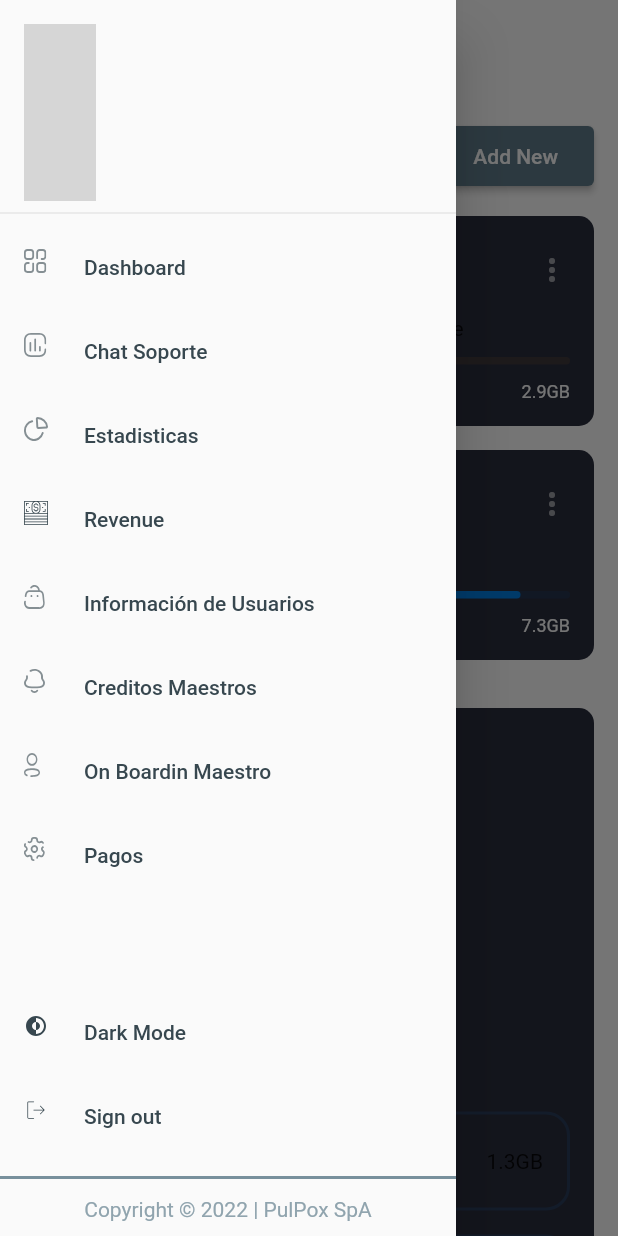
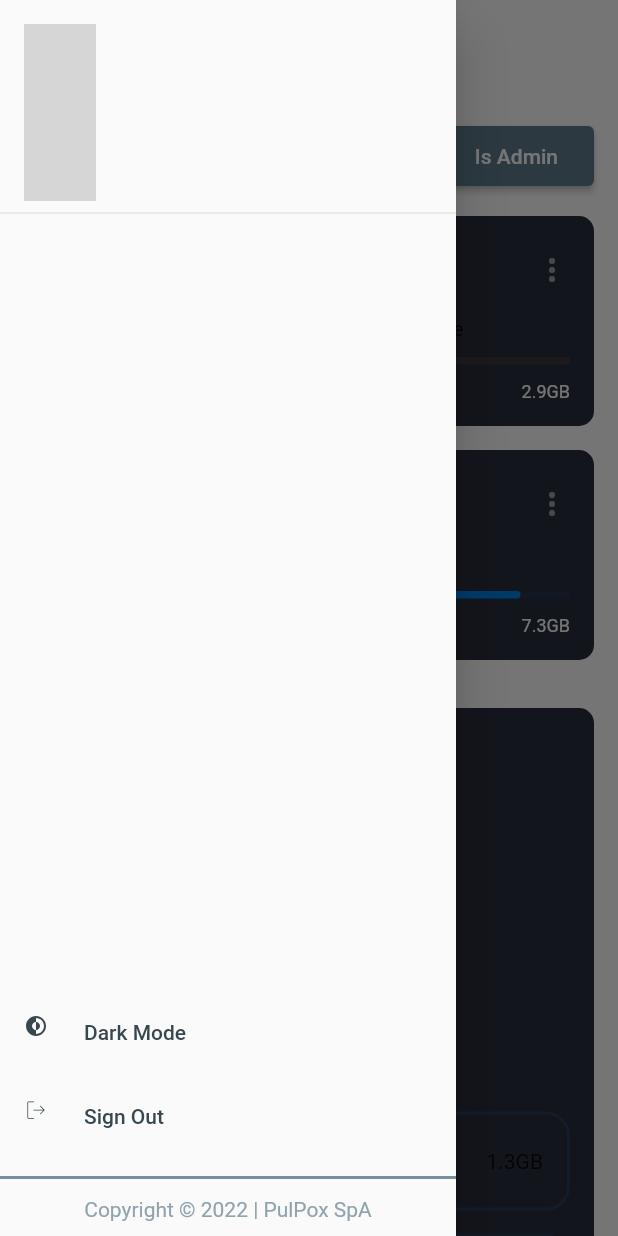
Before and after one commit to asteadhh/DerechoInteligente, a Flutter app: the PlatformAdminTemplateScreen screen opened directly, after a tap on the "menu" icon, on a phone screen of 412 x 824 dp. Run offline on Flutter 3.47's test engine with Material 2 defaults, Android fonts, the phone set to English and light mode, and no system bars; drawn by our look-alikes of auto_size_text, fl_chart; our stand-ins replace carousel_slider, cloud_firestore, data_table_2, dropdown_button2, firebase_analytics, firebase_auth and 14 more; missing offline and left inert: avatar_view, flutter_facebook_auth, sign_button, sticky_grouped_list; accounts and stored records are empty; network calls fail; project files that could hold a hidden picture were left out; grey boxes are pictures that could not be loaded.

Commit message:
FrontEnd Block

```diff
--- a/lib/constants/firestore_constants.dart
+++ b/lib/constants/firestore_constants.dart
@@ -39,3 +39,15 @@ class FirestoreConstants {
   static const numeroTelefono = 'numeroTelefono';
   static const support = 'supportChat';
 }
+
+class FirestorePermitionsConstants {
+  // FireStore permission Type//
+  static const admin = 'admin';
+  static const chatSoporte = 'chatSoporte';
+  static const estadisticas = 'estadisticas';
+  static const revenue = 'revenue';
+  static const informacionDeUsuario = 'informacionDeUsuario';
+  static const creditosMaestros = 'creditosMaestros';
+  static const onBoardingMaestro = 'onBoardingMaestro';
+  static const pagos = 'pagos';
+}
--- a/lib/controllers/LoginController/login_controller.dart
+++ b/lib/controllers/LoginController/login_controller.dart
@@ -10,6 +10,7 @@ import 'package:shared_preferences/shared_preferences.dart';
 
 import '../../db/my_user.dart';
 import '../../models/user_chat.dart';
+import '../../models/user_permitions.dart';
 import '../../routes/app_pages.dart';
 
 class LoginController extends GetxController {
@@ -21,8 +22,10 @@ class LoginController extends GetxController {
   final passwordController = TextEditingController();
 
   Rx<UserChatInfo?> myUserData = Rx<UserChatInfo?>(null);
+  Rx<UserPermissionInfo?> myUserPermissionData = Rx<UserPermissionInfo?>(null);
 
   UserChatInfo? get myUser => myUserData.value;
+  UserPermissionInfo? get myUserPermitions => myUserPermissionData.value;
 
   late DocumentSnapshot currentUserData;
 
@@ -40,12 +43,20 @@ class LoginController extends GetxController {
 
   updateUserStream() async {
     var currentUser = auth.currentUser;
-    print('UPDATE');
-    myUserData.bindStream(await MyUserDB.myUserStream(currentUser));
+    print('UPDATE User Data');
+    myUserData.bindStream(await MyUserDB.myUserDataStream(currentUser));
+  }
+
+  updateUserPermitionsStream() async {
+    var currentUser = auth.currentUser;
+    print('UPDATE Permitions');
+    myUserPermissionData.bindStream(
+        await MyUserPermissionDB.myUserPermissionsStream(currentUser));
   }
 
   @override
   void onInit() async {
+    updateUserPermitionsStream();
     updateUserStream();
     super.onInit();
   }
@@ -60,6 +71,7 @@ class LoginController extends GetxController {
 
     if (authSignedIn == true) {
       if (user != null) {
+        updateUserPermitionsStream();
         updateUserStream();
       }
     }
--- a/lib/db/my_user.dart
+++ b/lib/db/my_user.dart
@@ -1,9 +1,10 @@
 import 'package:cloud_firestore/cloud_firestore.dart';
 import 'package:firebase_auth/firebase_auth.dart';
 import '../models/user_chat.dart';
+import '../models/user_permitions.dart';
 
 class MyUserDB {
-  static Stream<UserChatInfo?> myUserStream(User? currentUser) async* {
+  static Stream<UserChatInfo?> myUserDataStream(User? currentUser) async* {
     yield* FirebaseFirestore.instance
         .doc("users/${currentUser?.uid}")
         .snapshots()
@@ -16,3 +17,19 @@ class MyUserDB {
     });
   }
 }
+
+class MyUserPermissionDB {
+  static Stream<UserPermissionInfo?> myUserPermissionsStream(
+      User? currentUser) async* {
+    yield* FirebaseFirestore.instance
+        .doc("permission/${currentUser?.uid}")
+        .snapshots()
+        .map((DocumentSnapshot doc) {
+      if (doc.exists) {
+        return UserPermissionInfo.fromDocument(doc);
+      } else {
+        return null;
+      }
+    });
+  }
+}
--- /dev/null
+++ b/lib/models/user_permitions.dart
@@ -0,0 +1,94 @@
+import '/constants/firestore_constants.dart';
+import 'package:cloud_firestore/cloud_firestore.dart';
+
+class UserPermissionInfo {
+  String admin;
+  String chatSoporte;
+  String estadisticas;
+  String revenue;
+  String informacionDeUsuario;
+  String creditosMaestros;
+  String onBoardingMaestro;
+  String pagos;
+
+  UserPermissionInfo({
+    required this.admin,
+    required this.chatSoporte,
+    required this.estadisticas,
+    required this.revenue,
+    required this.informacionDeUsuario,
+    required this.creditosMaestros,
+    required this.onBoardingMaestro,
+    required this.pagos,
+  });
+
+  Map<String, String> toJson() {
+    return {
+      FirestorePermitionsConstants.admin: admin,
+      FirestorePermitionsConstants.chatSoporte: admin,
+      FirestorePermitionsConstants.estadisticas: admin,
+      FirestorePermitionsConstants.revenue: admin,
+      FirestorePermitionsConstants.informacionDeUsuario: admin,
+      FirestorePermitionsConstants.creditosMaestros: admin,
+      FirestorePermitionsConstants.onBoardingMaestro: admin,
+      FirestorePermitionsConstants.pagos: admin,
+    };
+  }
+
+  factory UserPermissionInfo.fromDocument(DocumentSnapshot doc) {
+    String admin = '';
+    String chatSoporte = '';
+    String estadisticas = '';
+    String revenue = '';
+    String informacionDeUsuario = '';
+    String creditosMaestros = '';
+    String onBoardingMaestro = '';
+    String pagos = '';
+
+    try {
+      admin = doc.get(FirestorePermitionsConstants.admin);
+    } catch (error) {}
+    ;
+    try {
+      chatSoporte = doc.get(FirestorePermitionsConstants.chatSoporte);
+    } catch (error) {}
+    ;
+    try {
+      estadisticas = doc.get(FirestorePermitionsConstants.estadisticas);
+    } catch (error) {}
+    ;
+    try {
+      revenue = doc.get(FirestorePermitionsConstants.revenue);
+    } catch (error) {}
+    ;
+    try {
+      informacionDeUsuario =
+          doc.get(FirestorePermitionsConstants.informacionDeUsuario);
+    } catch (error) {}
+    ;
+    try {
+      creditosMaestros = doc.get(FirestorePermitionsConstants.creditosMaestros);
+    } catch (error) {}
+    ;
+    try {
+      onBoardingMaestro =
+          doc.get(FirestorePermitionsConstants.onBoardingMaestro);
+    } catch (error) {}
+    ;
+    try {
+      pagos = doc.get(FirestorePermitionsConstants.pagos);
+    } catch (error) {}
+    ;
+
+    return UserPermissionInfo(
+      admin: admin,
+      chatSoporte: chatSoporte,
+      estadisticas: estadisticas,
+      revenue: revenue,
+      informacionDeUsuario: informacionDeUsuario,
+      creditosMaestros: creditosMaestros,
+      onBoardingMaestro: onBoardingMaestro,
+      pagos: pagos,
+    );
+  }
+}
--- a/lib/screens/dashboard/content/components/my_files.dart
+++ b/lib/screens/dashboard/content/components/my_files.dart
@@ -35,10 +35,24 @@ class MyFiles extends StatelessWidget {
                 ),
               ),
               onPressed: () {
-                print(controller.myUser!.correo);
+                print(controller.myUser!.uid);
               },
               icon: Icon(Icons.add),
-              label: Text("Add New"),
+              label: Text("Mail Stream"),
+            ),
+            ElevatedButton.icon(
+              style: TextButton.styleFrom(
+                padding: EdgeInsets.symmetric(
+                  horizontal: defaultPadding * 1.5,
+                  vertical:
+                      defaultPadding / (Responsive.isMobile(context) ? 2 : 1),
+                ),
+              ),
+              onPressed: () {
+                print(controller.myUserPermitions!.admin.toString());
+              },
+              icon: Icon(Icons.add),
+              label: Text("Is Admin"),
             ),
           ],
         ),
--- a/lib/screens/plataforma/main/components/side_menu.dart
+++ b/lib/screens/plataforma/main/components/side_menu.dart
@@ -5,19 +5,19 @@ import 'package:pulpox_admin/constants/custom_colors.dart';
 import 'package:pulpox_admin/controllers/LoginController/login_controller.dart';
 
 import '../../../../constants/theme.dart';
-import '../../../../controllers/MenuController.dart';
 import '../../../../responsive.dart';
 import '../../../../routes/app_pages.dart';
 import '../../../../widgets/explore_drawer.dart';
 
-class SideMenuPlatform extends GetView<MenuPlatformController> {
+class SideMenuPlatform extends GetView<LoginController> {
   const SideMenuPlatform({
     Key? key,
   }) : super(key: key);
 
   @override
   Widget build(BuildContext context) {
-    Get.lazyPut(() => MenuPlatformController());
+    final LoginController loginController =
+        Get.put<LoginController>(LoginController());
     return Drawer(
       child: Container(
         child: Padding(
@@ -42,7 +42,8 @@ class SideMenuPlatform extends GetView<MenuPlatformController> {
                         child: Login_information_Choice(),
                       ),
                     ),
-                  DrawerListTile(
+                  loginController.myUserPermitions?.admin == 'verdad'
+                      ? DrawerListTile(
                           title: "Dashboard",
                           svgSrc: "assets/icons/menu_dashbord.svg",
                           press: () async {
@@ -50,8 +51,10 @@ class SideMenuPlatform extends GetView<MenuPlatformController> {
                             Get.toNamed(AppPages.platform);
                             // print(contsroller.tabIndex);
                           },
-                  ),
-                  DrawerListTile(
+                        )
+                      : SizedBox.shrink(),
+                  loginController.myUserPermitions?.chatSoporte == 'verdad'
+                      ? DrawerListTile(
                           title: "Chat Soporte",
                           svgSrc: "assets/icons/menu_tran.svg",
                           press: () async {
@@ -59,8 +62,10 @@ class SideMenuPlatform extends GetView<MenuPlatformController> {
                             Get.toNamed(AppPages.chatSoporte);
                             // print(controller.tabIndex);
                           },
-                  ),
-                  DrawerListTile(
+                        )
+                      : SizedBox.shrink(),
+                  loginController.myUserPermitions?.estadisticas == 'verdad'
+                      ? DrawerListTile(
                           title: "Estadisticas",
                           svgSrc: "assets/icons/menu_task.svg",
                           press: () async {
@@ -69,8 +74,10 @@ class SideMenuPlatform extends GetView<MenuPlatformController> {
                             Get.toNamed(AppPages.estadisticas);
                             // print(controller.tabIndex);
                           },
-                  ),
-                  DrawerListTile(
+                        )
+                      : SizedBox.shrink(),
+                  loginController.myUserPermitions?.revenue == 'verdad'
+                      ? DrawerListTile(
                           title: "Revenue",
                           svgSrc: "assets/icons/money2.svg",
                           press: () async {
@@ -78,8 +85,11 @@ class SideMenuPlatform extends GetView<MenuPlatformController> {
                             // await controller.platformEnabledIndex(3);
                             // print(controller.tabIndex);
                           },
-                  ),
-                  DrawerListTile(
+                        )
+                      : SizedBox.shrink(),
+                  loginController.myUserPermitions?.informacionDeUsuario ==
+                          'verdad'
+                      ? DrawerListTile(
                           title: "Información de Usuarios",
                           svgSrc: "assets/icons/menu_store.svg",
                           press: () async {
@@ -87,8 +97,10 @@ class SideMenuPlatform extends GetView<MenuPlatformController> {
                             // await controller.platformEnabledIndex(4);
                             // print(controller.tabIndex);
                           },
-                  ),
-                  DrawerListTile(
+                        )
+                      : SizedBox.shrink(),
+                  loginController.myUserPermitions?.creditosMaestros == 'verdad'
+                      ? DrawerListTile(
                           title: "Creditos Maestros",
                           svgSrc: "assets/icons/menu_notification.svg",
                           press: () async {
@@ -96,8 +108,11 @@ class SideMenuPlatform extends GetView<MenuPlatformController> {
                             // await controller.platformEnabledIndex(5);
                             // print(controller.tabIndex);
                           },
-                  ),
-                  DrawerListTile(
+                        )
+                      : SizedBox.shrink(),
+                  loginController.myUserPermitions?.onBoardingMaestro ==
+                          'verdad'
+                      ? DrawerListTile(
                           title: "On Boardin Maestro",
                           svgSrc: "assets/icons/menu_profile.svg",
                           press: () async {
@@ -105,8 +120,10 @@ class SideMenuPlatform extends GetView<MenuPlatformController> {
                             // await controller.platformEnabledIndex(6);
                             // print(controller.tabIndex);
                           },
-                  ),
-                  DrawerListTile(
+                        )
+                      : SizedBox.shrink(),
+                  loginController.myUserPermitions?.pagos == 'verdad'
+                      ? DrawerListTile(
                           title: "Pagos",
                           svgSrc: "assets/icons/menu_setting.svg",
                           press: () async {
@@ -114,7 +131,8 @@ class SideMenuPlatform extends GetView<MenuPlatformController> {
                             // await controller.platformEnabledIndex(7);
                             // print(controller.tabIndex);
                           },
-                  ),
+                        )
+                      : SizedBox.shrink(),
                 ],
               ),
 
@@ -134,7 +152,7 @@ class SideMenuPlatform extends GetView<MenuPlatformController> {
                     },
                   ),
                   DrawerListTile(
-                    title: "Sign out",
+                    title: "Sign Out",
                     svgSrc: "assets/icons/sign-out.svg",
                     press: () async {
                       LoginController().signOut();
--- a/lib/screens/plataforma/main/template_platform_screen.dart
+++ b/lib/screens/plataforma/main/template_platform_screen.dart
@@ -1,5 +1,7 @@
 import 'package:flutter/material.dart';
+import 'package:get/get.dart';
 
+import '../../../controllers/LoginController/login_controller.dart';
 import '../../dashboard/content/dashboardContent/dashboard_content.dart';
 import 'components/side_menu.dart';
 import '/responsive.dart';
@@ -17,6 +19,8 @@ class PlatformAdminTemplateScreen extends StatelessWidget {
 
   @override
   Widget build(BuildContext context) {
+    final LoginController loginController =
+        Get.put<LoginController>(LoginController());
     return Scaffold(
       backgroundColor: Theme.of(context).accentColor,
       // key: context.read<MenuController>().scaffoldKey,
```
Lines whose indentation alone changed are shown as unchanged.
